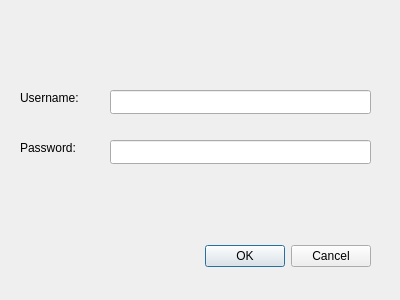
Before: the Qt Designer form logindialog.ui in AvenF/CS245_Final, drawn with Qt 5.
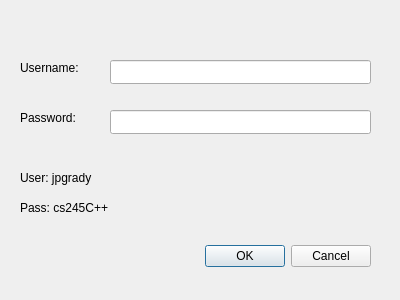
After: the same form once the commit is applied.

The edit to the form file:
```diff
--- a/logindialog.ui
+++ b/logindialog.ui
@@ -33,7 +33,7 @@
    <property name="geometry">
     <rect>
      <x>20</x>
-     <y>90</y>
+     <y>60</y>
      <width>61</width>
      <height>16</height>
     </rect>
@@ -46,7 +46,7 @@
    <property name="geometry">
     <rect>
      <x>20</x>
-     <y>140</y>
+     <y>110</y>
      <width>61</width>
      <height>16</height>
     </rect>
@@ -59,7 +59,7 @@
    <property name="geometry">
     <rect>
      <x>110</x>
-     <y>90</y>
+     <y>60</y>
      <width>261</width>
      <height>24</height>
     </rect>
@@ -69,12 +69,38 @@
    <property name="geometry">
     <rect>
      <x>110</x>
-     <y>140</y>
+     <y>110</y>
      <width>261</width>
      <height>24</height>
     </rect>
    </property>
   </widget>
+  <widget class="QLabel" name="label_3">
+   <property name="geometry">
+    <rect>
+     <x>20</x>
+     <y>170</y>
+     <width>91</width>
+     <height>16</height>
+    </rect>
+   </property>
+   <property name="text">
+    <string>User: jpgrady</string>
+   </property>
+  </widget>
+  <widget class="QLabel" name="label_4">
+   <property name="geometry">
+    <rect>
+     <x>20</x>
+     <y>200</y>
+     <width>91</width>
+     <height>16</height>
+    </rect>
+   </property>
+   <property name="text">
+    <string>Pass: cs245C++</string>
+   </property>
+  </widget>
  </widget>
  <resources/>
  <connections>
```
